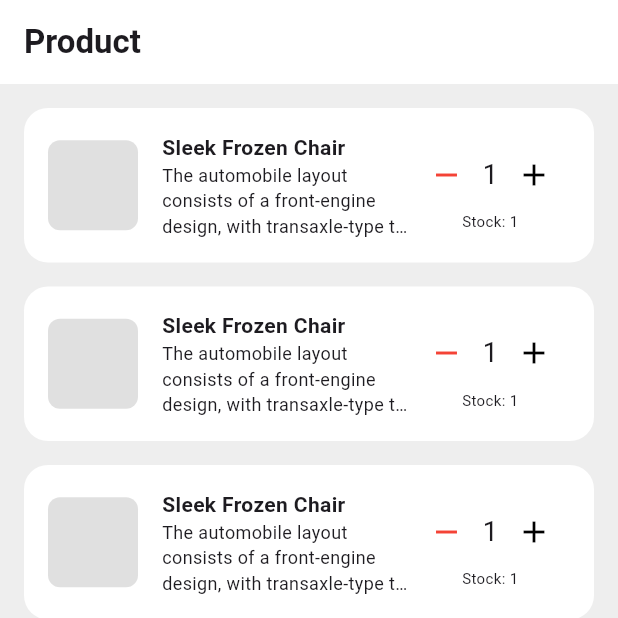
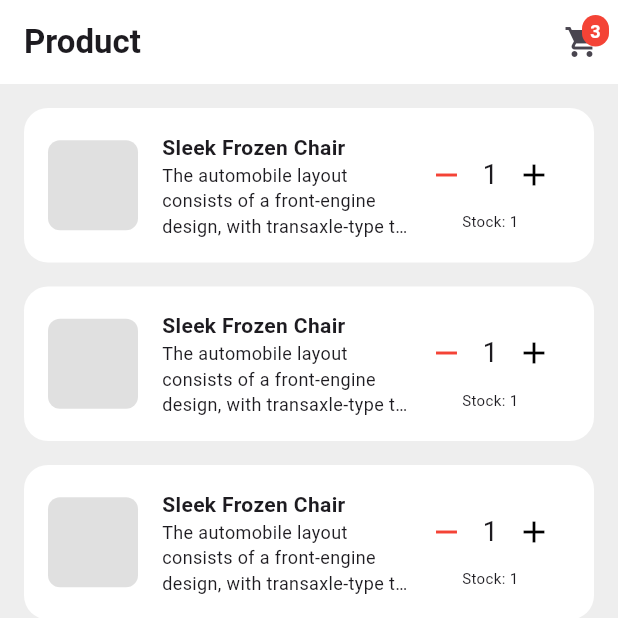
Before and after one commit to abbiyuarsyah/salonguru-shop, a Flutter app: the screen it shows after launch, on a phone screen of 412 x 824 dp, the top half of it. Run offline on Flutter 3.47's test engine with Material 3 defaults, Android fonts, the phone set to English and light mode, and no system bars; our stand-ins replace dartz, easy_localization, equatable, internet_connection_checker_plus.

Commit message:
finish all pages

```diff
--- a/assets/lang/en-US.json
+++ b/assets/lang/en-US.json
@@ -1,5 +1,8 @@
 {
     "product": "Product",
+    "cart": "Cart",
+    "checkout": "Checkout",
+    "done": "Done",
     "salon_guru_shop": "Salon Guru Shop",
     "retry": "Retry",
     "no_data_found": "Data could not be found",
--- a/lib/features/product/presentation/pages/products_page.dart
+++ b/lib/features/product/presentation/pages/products_page.dart
@@ -1,6 +1,8 @@
 import 'package:easy_localization/easy_localization.dart';
 import 'package:flutter/material.dart';
-import '../widgets/product_list_widget.dart';
+import '../../../../core/constants/dimens.dart';
+import '../widgets/cart_icon_button.dart';
+import '../widgets/product_item_widget.dart';
 
 class ProductsPage extends StatelessWidget {
   const ProductsPage({super.key});
@@ -16,8 +18,17 @@ class ProductsPage extends StatelessWidget {
           style: const TextStyle(fontWeight: FontWeight.bold),
         ),
         centerTitle: false,
+        actions: const [
+          CartIconButton(itemCount: 3), // Add your cart icon button here
+        ],
       ),
-      body: const ProductListWidget(),
+      body: ListView.builder(
+        padding: const EdgeInsets.only(top: Dimens.large),
+        itemCount: 3,
+        itemBuilder: (context, index) {
+          return const ProductItemWidget();
+        },
+      ),
     );
   }
 }
--- /dev/null
+++ b/lib/features/product/presentation/widgets/cart_icon_button.dart
@@ -0,0 +1,54 @@
+import 'package:flutter/material.dart';
+import 'package:salonguru_shop/features/product/presentation/pages/cart_page.dart';
+
+class CartIconButton extends StatelessWidget {
+  const CartIconButton({super.key, required this.itemCount});
+
+  final int itemCount;
+
+  @override
+  Widget build(BuildContext context) {
+    return Stack(
+      children: [
+        IconButton(
+          icon: const Icon(Icons.shopping_cart),
+          onPressed: () {
+            // Handle cart button press
+            // ScaffoldMessenger.of(context).showSnackBar(
+            //   const SnackBar(content: Text('Cart button pressed')),
+            // );
+            Navigator.push(
+              context,
+              MaterialPageRoute(builder: (context) => const CartPage()),
+            );
+          },
+        ),
+        if (itemCount > 0) // Show badge only if itemCount > 0
+          Positioned(
+            right: 6,
+            top: 6,
+            child: Container(
+              padding: const EdgeInsets.all(2),
+              decoration: BoxDecoration(
+                color: Colors.red,
+                borderRadius: BorderRadius.circular(10),
+              ),
+              constraints: const BoxConstraints(
+                minWidth: 18,
+                minHeight: 18,
+              ),
+              child: Text(
+                '$itemCount', // Display the item count
+                style: const TextStyle(
+                  color: Colors.white,
+                  fontSize: 12,
+                  fontWeight: FontWeight.bold,
+                ),
+                textAlign: TextAlign.center,
+              ),
+            ),
+          ),
+      ],
+    );
+  }
+}
```
Also changed, not shown: lib/features/product/presentation/pages/cart_page.dart (added, +71 -0 lines), lib/features/product/presentation/pages/checkout_page.dart (added, +89 -0 lines), lib/features/product/presentation/widgets/cart_item_widget.dart (added, +66 -0 lines), lib/features/product/presentation/widgets/checkout_item_widget.dart (added, +77 -0 lines).
